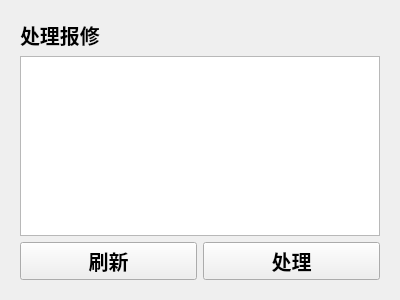
Above: ui/paymentManagement.ui from JGSU-SoftwareEngineering/UtilityManagementSystem before the change. Below: the same form after it.
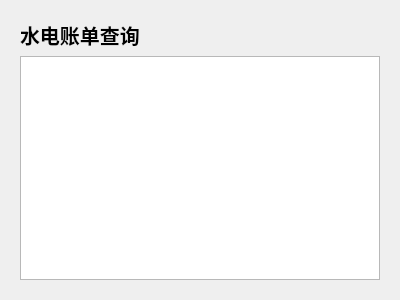
That is the form after the change. The open tabs and pages were chosen to show the change. Custom widgets are drawn as their Qt base class.

Diff of the .ui file:
```diff
--- a/ui/paymentManagement.ui
+++ b/ui/paymentManagement.ui
@@ -72,46 +72,12 @@
           </font>
          </property>
          <property name="text">
-          <string>处理报修</string>
+          <string>水电账单查询</string>
          </property>
         </widget>
        </item>
        <item>
-        <widget class="QTableWidget" name="recordOfHandle"/>
-       </item>
-       <item>
-        <layout class="QHBoxLayout" name="horizontalLayout">
-         <item>
-          <widget class="QPushButton" name="btnOfRefreshForHandle">
-           <property name="font">
-            <font>
-             <family>Arial</family>
-             <pointsize>15</pointsize>
-             <weight>75</weight>
-             <bold>true</bold>
-            </font>
-           </property>
-           <property name="text">
-            <string>刷新</string>
-           </property>
-          </widget>
-         </item>
-         <item>
-          <widget class="QPushButton" name="btnOfHandle">
-           <property name="font">
-            <font>
-             <family>Arial</family>
-             <pointsize>15</pointsize>
-             <weight>75</weight>
-             <bold>true</bold>
-            </font>
-           </property>
-           <property name="text">
-            <string>处理</string>
-           </property>
-          </widget>
-         </item>
-        </layout>
+        <widget class="QTableWidget" name="recordOfBill"/>
        </item>
       </layout>
      </widget>
```
Left out of the diff: 31 changed lines with no effect on the pictures.
